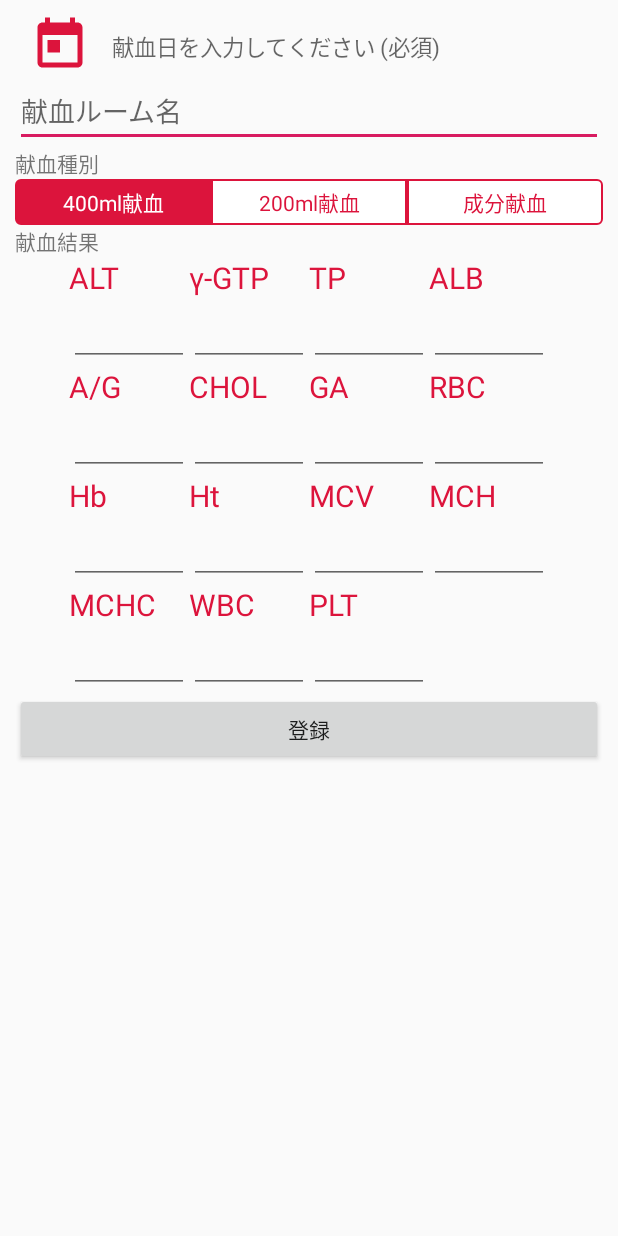
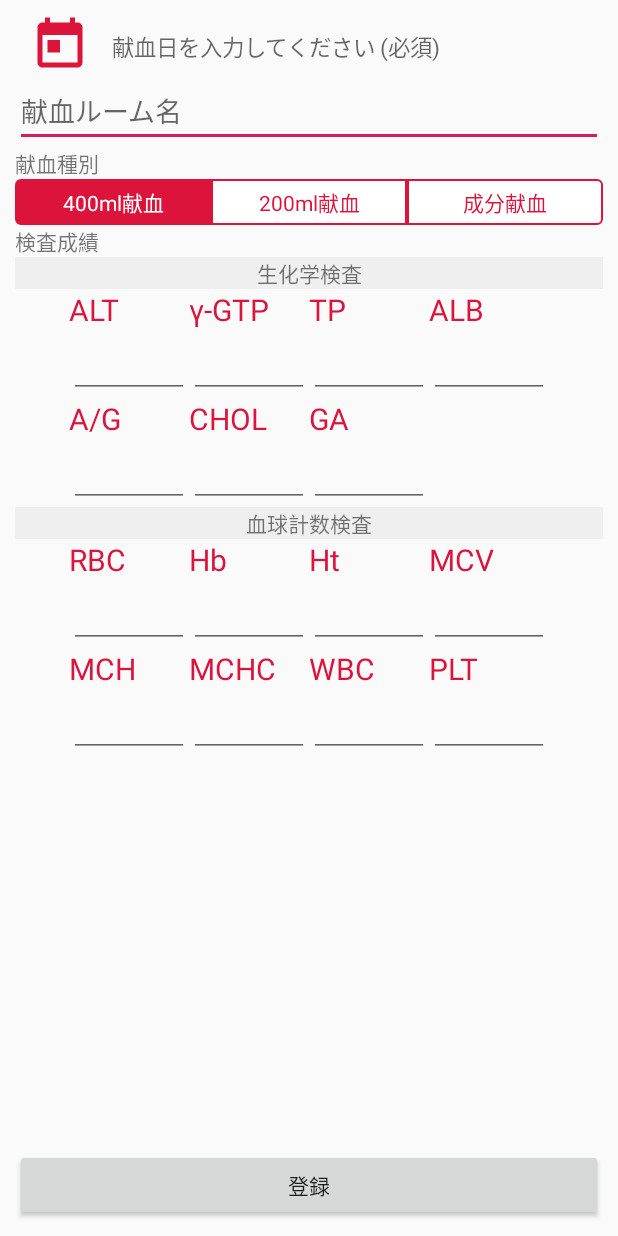
Before and after one commit to ynzbb74q/BloodDonationManagement, an Android app: the BloodDonationSendActivity screen opened directly, with no data from a screen before it, on a phone screen of 412 x 824 dp. Run offline under Robolectric (Android 15) with nearby library versions, the phone set to English and light mode, and no system bars; libraries missing offline, so code that uses them is left out: io.realm.

Commit message:
献血結果送信画面(＋他)のデザインを変更

```diff
--- a/app/src/main/res/drawable/original_lower_text_box.xml
+++ b/app/src/main/res/drawable/original_lower_text_box.xml
@@ -4,8 +4,8 @@
     <solid
             android:color="@color/colorMyAppLightGray"/>
     <corners
-            android:bottomLeftRadius="3dp"
-            android:bottomRightRadius="3dp"/>
+            android:bottomLeftRadius="7dp"
+            android:bottomRightRadius="7dp"/>
     <padding
             android:top="5dp"
             android:bottom="5dp"/>
--- a/app/src/main/res/drawable/original_upper_text_box.xml
+++ b/app/src/main/res/drawable/original_upper_text_box.xml
@@ -4,8 +4,8 @@
     <solid
             android:color="@color/colorMyAppRed"/>
     <corners
-            android:topLeftRadius="3dp"
-            android:topRightRadius="3dp"/>
+            android:topLeftRadius="7dp"
+            android:topRightRadius="7dp"/>
     <padding
             android:top="5dp"
             android:bottom="5dp"/>
--- a/app/src/main/res/layout/activity_blood_donation_send.xml
+++ b/app/src/main/res/layout/activity_blood_donation_send.xml
@@ -93,19 +93,27 @@
     <!--献血結果見出し-->
     <TextView
             android:id="@+id/textView_result"
-            android:text="献血結果"
+            android:text="検査成績"
             android:layout_width="wrap_content"
             android:layout_height="wrap_content"
             android:layout_below="@id/radioGroup_bloodDonationType"/>
     <!--献血結果入力-->
+    <TextView
+            android:id="@+id/textView_resultUpperTitle"
+            android:layout_width="match_parent"
+            android:layout_height="wrap_content"
+            android:gravity="center"
+            android:background="@color/colorMyAppLightGray"
+            android:layout_below="@id/textView_result"
+            android:text="生化学検査"/>
     <GridLayout
-            android:id="@+id/area_result"
+            android:id="@+id/area_resultUpper"
             android:layout_width="wrap_content"
             android:layout_height="wrap_content"
             android:columnCount="4"
-            android:rowCount="5"
+            android:rowCount="2"
             android:layout_centerHorizontal="true"
-            android:layout_below="@id/textView_result">
+            android:layout_below="@id/textView_resultUpperTitle">
         <include
                 android:id="@+id/editText_alt"
                 layout="@layout/edit_text_blood_donation_param"/>
@@ -127,6 +135,23 @@
         <include
                 android:id="@+id/editText_ga"
                 layout="@layout/edit_text_blood_donation_param"/>
+    </GridLayout>
+    <TextView
+            android:id="@+id/textView_resultLowerTitle"
+            android:layout_width="match_parent"
+            android:layout_height="wrap_content"
+            android:gravity="center"
+            android:background="@color/colorMyAppLightGray"
+            android:layout_below="@id/area_resultUpper"
+            android:text="血球計数検査"/>
+    <GridLayout
+            android:id="@+id/area_result_lower"
+            android:layout_width="wrap_content"
+            android:layout_height="wrap_content"
+            android:columnCount="4"
+            android:rowCount="2"
+            android:layout_centerHorizontal="true"
+            android:layout_below="@id/textView_resultLowerTitle">
         <include
                 android:id="@+id/editText_rbc"
                 layout="@layout/edit_text_blood_donation_param"/>
@@ -158,5 +183,5 @@
             android:text="登録"
             android:layout_width="match_parent"
             android:layout_height="wrap_content"
-            android:layout_below="@id/area_result"/>
+            android:layout_alignParentBottom="true"/>
 </RelativeLayout>
```
